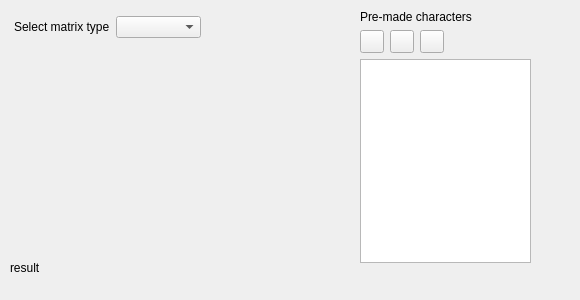
jpitucha/LED-Studio, file forms/charactergenerator.ui: the form before one commit.
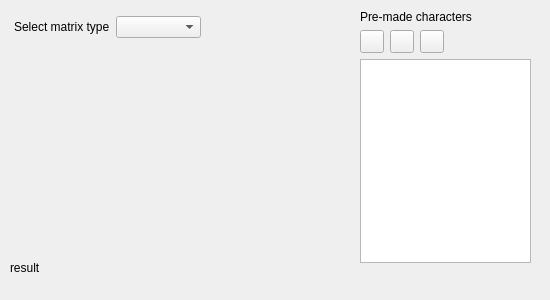
The form after the commit. Icons and pictures are not drawn. Custom widgets are drawn as their Qt base class.

Commit message: Form size changed

What changed in the file:
```diff
--- a/forms/charactergenerator.ui
+++ b/forms/charactergenerator.ui
@@ -6,19 +6,19 @@
    <rect>
     <x>0</x>
     <y>0</y>
-    <width>580</width>
+    <width>550</width>
     <height>300</height>
    </rect>
   </property>
   <property name="minimumSize">
    <size>
-    <width>580</width>
+    <width>550</width>
     <height>300</height>
    </size>
   </property>
   <property name="maximumSize">
    <size>
-    <width>580</width>
+    <width>550</width>
     <height>300</height>
    </size>
   </property>
```
